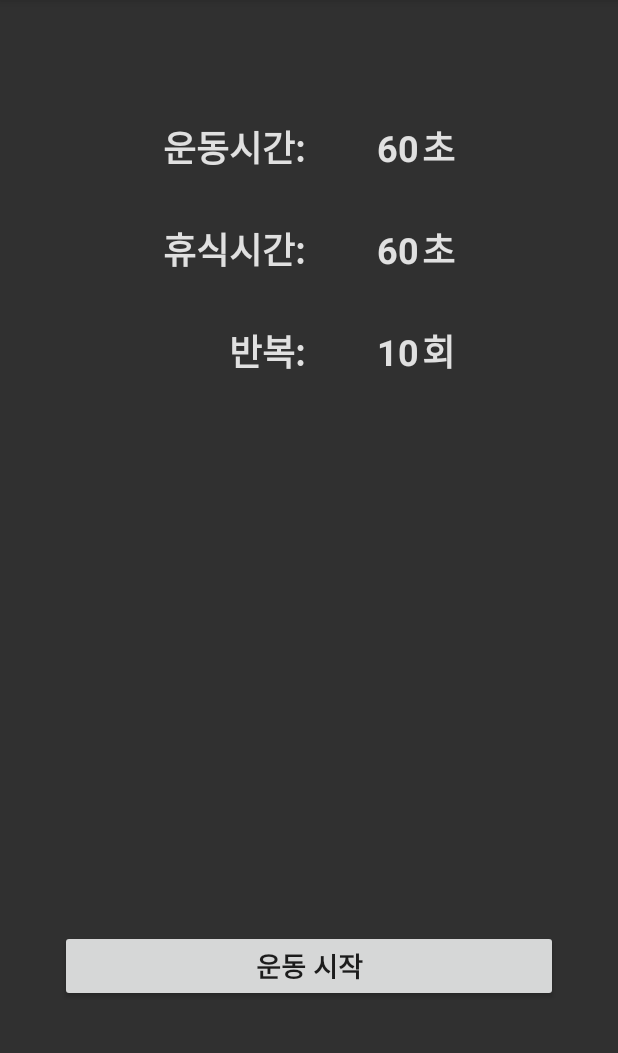
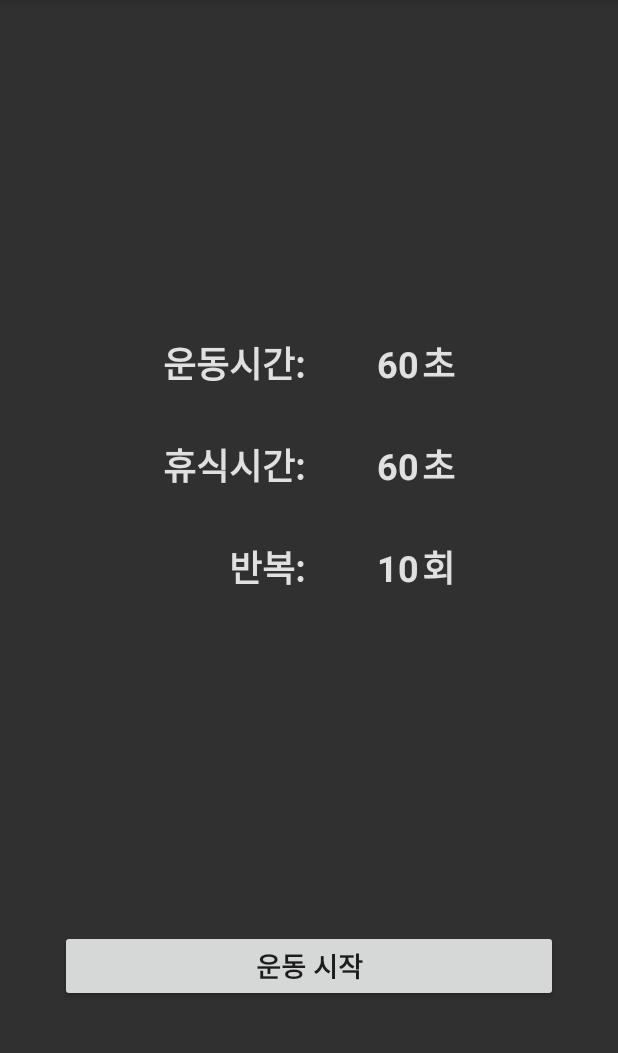
Before and after one commit to taromati/ExerciseTimer, an Android app: the screen it shows after launch (InputActivity), on a phone screen of 412 x 824 dp, the part 84-1137 px from its top. Run offline under Robolectric (Android 15) with nearby library versions, the phone set to English and light mode, and no system bars.

Commit message:
Fix Error.

```diff
--- a/app/src/main/res/layout/activity_input.xml
+++ b/app/src/main/res/layout/activity_input.xml
@@ -14,7 +14,7 @@
         android:layout_marginTop="80dp"
         android:layout_marginEnd="40dp"
         android:layout_marginBottom="80dp"
-        app:layout_constraintBottom_toTopOf="@+id/button_start"
+        app:layout_constraintBottom_toTopOf="@+id/buttonStart"
         app:layout_constraintEnd_toEndOf="parent"
         app:layout_constraintStart_toStartOf="parent"
         app:layout_constraintTop_toTopOf="parent">
```
